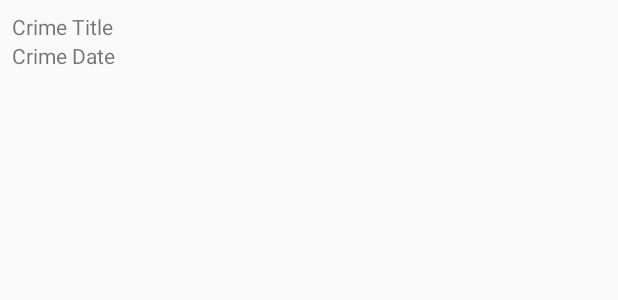
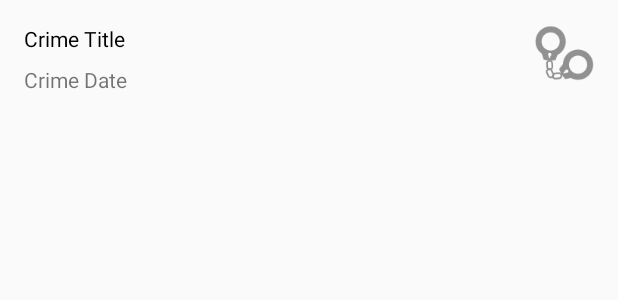
Before and after one commit to arrmixer/Android, an Android app: the layout list_item_crime.xml on its own in the app's theme, with its tools: preview values and no code run, on a phone screen of 412 x 824 dp. Shown: the top 300 px of the screen. Run offline under Robolectric (Android 15) with nearby library versions, the phone set to English and light mode, and no system bars.

Commit message:
add view pager and date picker

```diff
--- a/app/src/main/AndroidManifest.xml
+++ b/app/src/main/AndroidManifest.xml
@@ -16,7 +16,7 @@
                 <category android:name="android.intent.category.LAUNCHER" />
             </intent-filter>
         </activity>
-        <activity android:name=".CrimeActivity">
+        <activity android:name=".CrimePagerActivity">
 
         </activity>
     </application>
--- a/app/src/main/res/layout/list_item_crime.xml
+++ b/app/src/main/res/layout/list_item_crime.xml
@@ -1,21 +1,47 @@
 <?xml version="1.0" encoding="utf-8"?>
-<LinearLayout
-    xmlns:android="http://schemas.android.com/apk/res/android"
+<android.support.constraint.ConstraintLayout xmlns:android="http://schemas.android.com/apk/res/android"
+    xmlns:app="http://schemas.android.com/apk/res-auto"
+    xmlns:tools="http://schemas.android.com/tools"
+    android:id="@+id/linearLayout"
     android:layout_width="match_parent"
     android:layout_height="wrap_content"
-    android:orientation="vertical"
-    android:padding="8dp">
+    tools:layout_editor_absoluteY="81dp">
 
     <TextView
         android:id="@+id/crime_title"
-        android:layout_width="match_parent"
+        android:layout_width="0dp"
         android:layout_height="wrap_content"
-        android:text="Crime Title"/>
+        android:layout_marginEnd="8dp"
+        android:layout_marginStart="16dp"
+        android:layout_marginTop="16dp"
+        android:text="Crime Title"
+        android:textColor="@android:color/black"
+        app:layout_constraintEnd_toStartOf="@+id/crime_solved"
+        app:layout_constraintStart_toStartOf="parent"
+        app:layout_constraintTop_toTopOf="parent" />
 
     <TextView
         android:id="@+id/crime_date"
-        android:layout_width="match_parent"
+        android:layout_width="0dp"
         android:layout_height="wrap_content"
-        android:text="Crime Date"/>
+        android:layout_marginEnd="8dp"
+        android:layout_marginStart="16dp"
+        android:layout_marginTop="8dp"
+        android:text="Crime Date"
+        app:layout_constraintEnd_toStartOf="@+id/crime_solved"
+        app:layout_constraintStart_toStartOf="parent"
+        app:layout_constraintTop_toBottomOf="@+id/crime_title" />
 
-</LinearLayout>
+    <ImageView
+        android:id="@+id/crime_solved"
+        android:layout_width="wrap_content"
+        android:layout_height="wrap_content"
+        android:layout_marginBottom="8dp"
+        android:layout_marginEnd="16dp"
+        android:layout_marginTop="16dp"
+        app:layout_constraintBottom_toBottomOf="parent"
+        app:layout_constraintEnd_toEndOf="parent"
+        app:layout_constraintTop_toTopOf="parent"
+        app:srcCompat="@drawable/ic_solved" />
+
+</android.support.constraint.ConstraintLayout>
--- a/app/src/main/res/values/strings.xml
+++ b/app/src/main/res/values/strings.xml
@@ -4,4 +4,5 @@
     <string name="crime_title_label">Title</string>
     <string name="crime_details_label">Details</string>
     <string name="crime_solved_label">Solved</string>
+    <string name="date_picker_title">Date of crime:</string>
 </resources>
```
Also changed, not shown: app/src/main/java/com/example/andriod/criminalintent/CrimeActivity.java (deleted, +0 -14 lines), app/src/main/java/com/example/andriod/criminalintent/CrimeFragment.java (+48 -7 lines), app/src/main/java/com/example/andriod/criminalintent/CrimeListFragment.java (+22 -3 lines), app/src/main/java/com/example/andriod/criminalintent/CrimePagerActivity.java (added, +67 -0 lines), app/src/main/java/com/example/andriod/criminalintent/DatePickerFragment.java (added, +87 -0 lines), app/src/main/res/layout/activity_crime_pager.xml (added, +10 -0 lines), app/src/main/res/layout/dialog_date.xml (added, +8 -0 lines), app/src/main/res/drawable-mdpi/ic_solved.png (added), app/src/main/res/drawable-xhdpi/ic_solved.png (added), app/src/main/res/drawable-xxhdpi/ic_solved.png (added), app/src/main/res/drawable-xxxhdpi/ic_solved.png (added).
